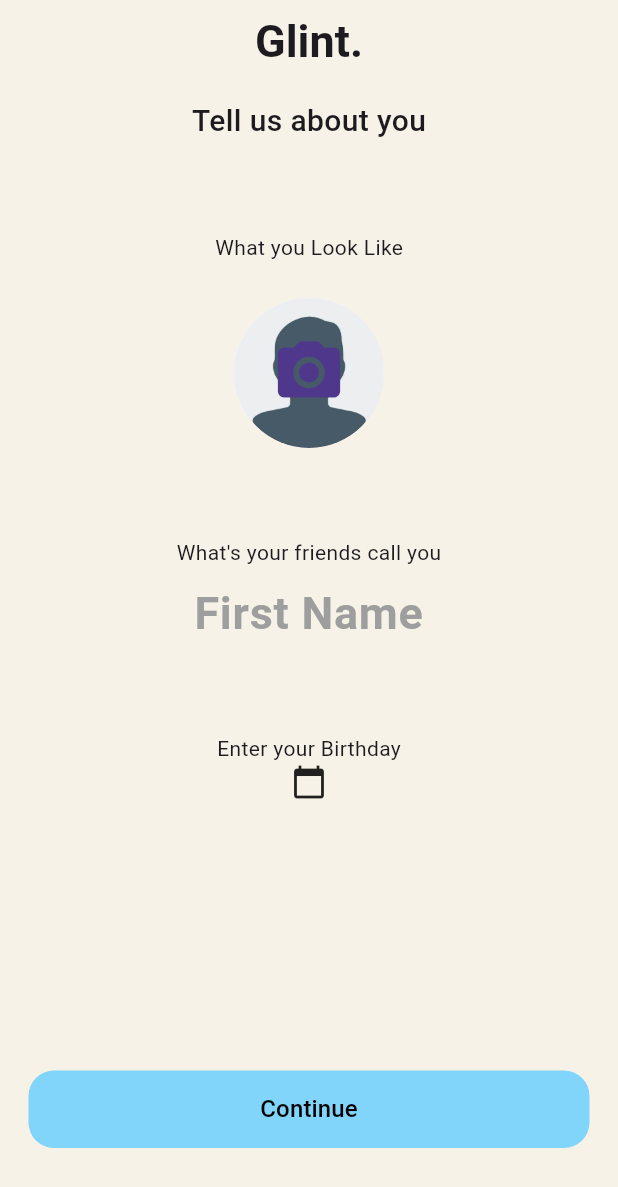
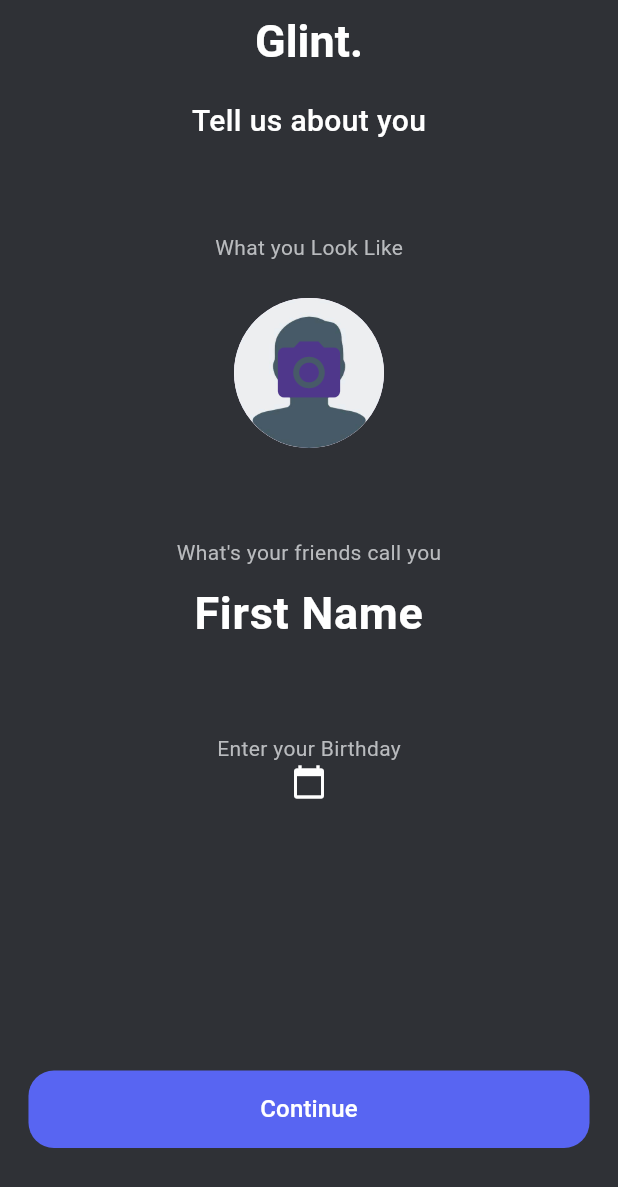
Before and after one commit to Raseelp/glint, a Flutter app: the UserinfoScreen screen opened directly with empty values, after a tap on "Continue", on a phone screen of 412 x 824 dp. Shown: the top 1187 px of the screen. Run offline on Flutter 3.47's test engine with Material 3 defaults, Android fonts, the light colour scheme and no system bars; our stand-ins replace awesome_snackbar_content, cached_network_image, cloud_firestore, country_picker, firebase_auth, firebase_core and 9 more; accounts and stored records are empty.

Commit message:
Fixed Userinfo screen

```diff
--- a/lib/pages/SettingsPages/appSettings.dart
+++ b/lib/pages/SettingsPages/appSettings.dart
@@ -462,7 +462,7 @@ class _AppsettingsState extends State<Appsettings> {
                     Navigator.of(context).pop(); // Close the dialog
                     final credential = PhoneAuthProvider.credential(
                       verificationId: verificationId,
-                      smsCode: otpController.text,
+                      smsCode: otpController.text.trim(),
                     );
                     await reauthenticateAndDelete(credential, context, userId,
                         userPhone, userGroups, logout);
--- a/lib/pages/userinfo.dart
+++ b/lib/pages/userinfo.dart
@@ -5,6 +5,8 @@ import 'package:firebase_storage/firebase_storage.dart';
 import 'package:flutter/material.dart';
 import 'package:flutter_screenutil/flutter_screenutil.dart';
 import 'package:glint/pages/homepage.dart';
+import 'package:glint/pages/splashScreen.dart';
+import 'package:glint/utils/colorPallet.dart';
 
 import 'package:glint/utils/sharedpreffs.dart';
 import 'package:image_picker/image_picker.dart';
@@ -31,22 +33,23 @@ class _UserinfoScreenState extends State<UserinfoScreen> {
     namecontroller.dispose();
   }
 
-  Color beige = const Color(0xFFF7F2E7);
-
   @override
   Widget build(BuildContext context) {
     ScreenUtil.init(context);
     return Scaffold(
       appBar: AppBar(
-        backgroundColor: beige,
+        backgroundColor: AppColors.secondaryBackground,
         automaticallyImplyLeading: false,
         title: const Center(
             child: Text(
           'Glint.',
-          style: TextStyle(fontSize: 30, fontWeight: FontWeight.bold),
+          style: TextStyle(
+              fontSize: 30,
+              fontWeight: FontWeight.bold,
+              color: AppColors.whiteText),
         )),
       ),
-      backgroundColor: beige,
+      backgroundColor: AppColors.secondaryBackground,
       body: Padding(
         padding: const EdgeInsets.all(10.0),
         child: SizedBox(
@@ -58,12 +61,18 @@ class _UserinfoScreenState extends State<UserinfoScreen> {
               children: [
                 const Text(
                   'Tell us about you',
-                  style: TextStyle(fontSize: 20, fontWeight: FontWeight.w500),
+                  style: TextStyle(
+                      fontSize: 20,
+                      fontWeight: FontWeight.w500,
+                      color: AppColors.whiteText),
                 ),
                 SizedBox(
                   height: 50.h,
                 ),
-                const Text('What you Look Like'),
+                const Text(
+                  'What you Look Like',
+                  style: TextStyle(color: AppColors.lightGrayText),
+                ),
                 SizedBox(
                   height: 20.h,
                 ),
@@ -82,18 +91,21 @@ class _UserinfoScreenState extends State<UserinfoScreen> {
                 SizedBox(
                   height: 50.h,
                 ),
-                const Text('What\'s your friends call you'),
+                const Text(
+                  'What\'s your friends call you',
+                  style: TextStyle(color: AppColors.lightGrayText),
+                ),
                 TextField(
                   textAlign: TextAlign.center,
                   style: const TextStyle(
-                      color: Colors.black,
+                      color: AppColors.whiteText,
                       fontSize: 30,
                       fontWeight: FontWeight.bold),
                   controller: namecontroller,
                   decoration: const InputDecoration(
                       hintText: 'First Name',
                       hintStyle: TextStyle(
-                          color: Colors.grey,
+                          color: AppColors.whiteText,
                           fontSize: 30,
                           fontWeight: FontWeight.bold),
                       border: InputBorder.none),
@@ -101,9 +113,15 @@ class _UserinfoScreenState extends State<UserinfoScreen> {
                 const SizedBox(
                   height: 50,
                 ),
-                const Text('Enter your Birthday'),
+                const Text(
+                  'Enter your Birthday',
+                  style: TextStyle(color: AppColors.lightGrayText),
+                ),
                 GestureDetector(
-                    child: const Icon(Icons.calendar_today),
+                    child: const Icon(
+                      Icons.calendar_today,
+                      color: AppColors.whiteText,
+                    ),
                     onTap: () async {
                       final datePick = await showDatePicker(
                           context: context,
@@ -125,7 +143,9 @@ class _UserinfoScreenState extends State<UserinfoScreen> {
                 Text(
                   birthDateInString.length > 11 ? '' : birthDateInString,
                   style: const TextStyle(
-                      fontSize: 30, fontWeight: FontWeight.bold),
+                      fontSize: 30,
+                      fontWeight: FontWeight.bold,
+                      color: AppColors.whiteText),
                 ),
                 SizedBox(
                   height: 100.h,
@@ -137,22 +157,19 @@ class _UserinfoScreenState extends State<UserinfoScreen> {
                         padding: EdgeInsets.symmetric(
                             horizontal: 135.w, vertical: 12.h),
                         elevation: 0,
-                        backgroundColor: Colors.lightBlue[200],
-                        foregroundColor: Colors.black),
+                        backgroundColor: AppColors.blurple,
+                        foregroundColor: AppColors.whiteText),
                     onPressed: () async {
                       String userid = await addUserToFirestore();
 
                       uploadProfilePicture(_imageFile!, userid);
-                      Navigator.push(
+                      Navigator.pushAndRemoveUntil(
                         context,
                         MaterialPageRoute(
-                            builder: (context) => Homepage(
-                                  phoneNumberToUseAsUserId:
-                                      widget.verifiedPhonenumber,
-                                  username: namecontroller.text,
-                                  userGroups: const [],
-                                  userid: userid,
-                                )),
+                            builder: (context) => SplashScreen(
+                                phonenumberToCheck:
+                                    widget.verifiedPhonenumber)),
+                        (Route<dynamic> route) => false,
                       );
                     },
                     child: const Text(
```
